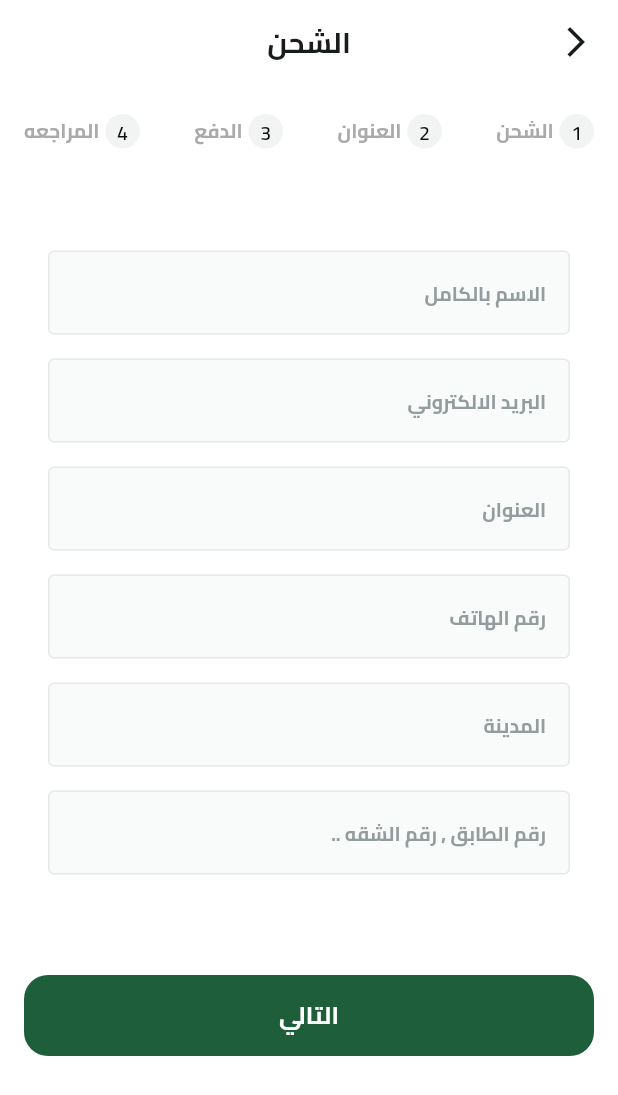
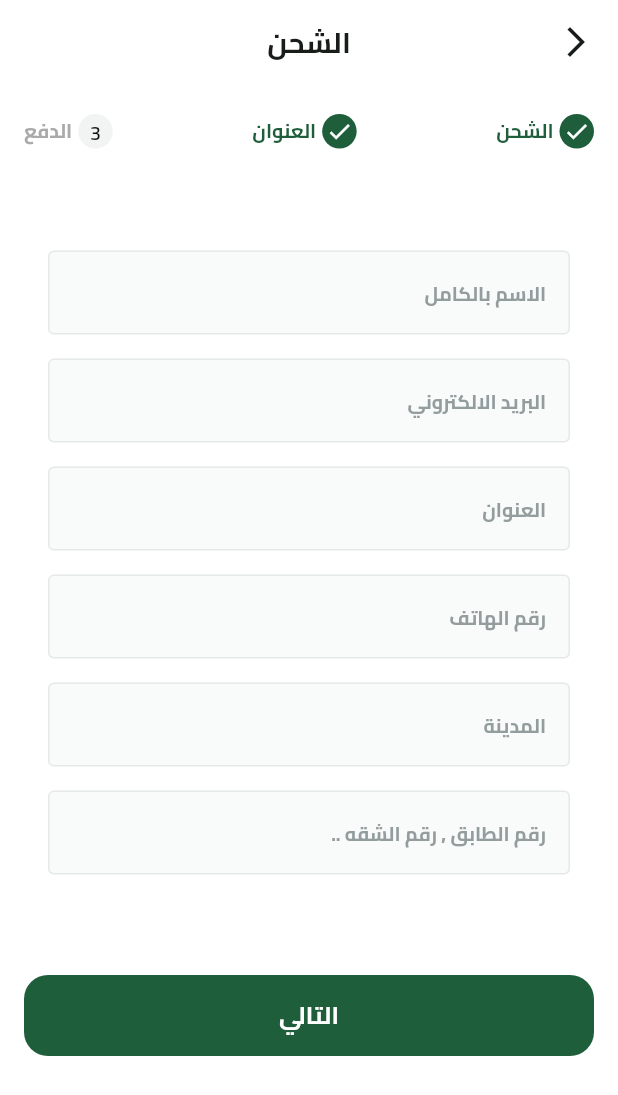
Before and after one commit to saeed-talaat/FruitHub, a Flutter app: the CheckoutView screen opened by its route, after a tap on "التالي", on a phone screen of 412 x 824 dp. Shown: the top 1095 px of the screen. Run offline on Flutter 3.47's test engine with Material 3 defaults, Android fonts, the phone set to English and light mode, and no system bars; our stand-ins replace cloud_firestore, dartz, dots_indicator, equatable, firebase_auth, firebase_core and 7 more; missing offline and left inert: flutter_facebook_auth, svg_flutter; accounts and stored records are empty.

Commit message:
finsh payment section

```diff
--- /dev/null
+++ b/lib/Features/checkout/presentation/views/widgets/address_summry_widget.dart
@@ -0,0 +1,56 @@
+import 'package:flutter/widgets.dart';
+import 'package:fruits_ecommerce_app/core/utils/app_decorations.dart';
+import 'package:fruits_ecommerce_app/core/utils/app_images.dart';
+import 'package:fruits_ecommerce_app/core/utils/app_text_styles.dart';
+import 'package:svg_flutter/svg.dart';
+
+class AddressSummryWidget extends StatelessWidget {
+  const AddressSummryWidget({
+    super.key,
+  });
+
+  @override
+  Widget build(BuildContext context) {
+    return Container(
+      padding: const EdgeInsets.symmetric(horizontal: 2, vertical: 15),
+      width: double.infinity,
+      decoration: AppDecorations.greyBoxDecoration,
+      child: Column(
+        crossAxisAlignment: CrossAxisAlignment.start,
+        children: [
+          Row(
+            mainAxisAlignment: MainAxisAlignment.spaceBetween,
+            children: [
+              Text('عنوان التوصيل', style: AppTextStyles.bold13),
+              Row(
+                children: [
+                  SvgPicture.asset(Assets.assetsImagesEdit),
+                  SizedBox(width: 6),
+                  Text(
+                    'تعديل',
+                    style: AppTextStyles.semiBold13.copyWith(
+                      color: Color(0xFF949D9E),
+                    ),
+                  ),
+                ],
+              ),
+            ],
+          ),
+          SizedBox(height: 8),
+          Row(
+            children: [
+              SvgPicture.asset(Assets.assetsImagesLocation),
+              SizedBox(width: 8),
+              Text(
+                'شارع النيل، مبنى رقم ١٢٣',
+                style: AppTextStyles.regular16.copyWith(
+                  color: Color(0xFF4E5556),
+                ),
+              ),
+            ],
+          ),
+        ],
+      ),
+    );
+  }
+}
--- a/lib/Features/checkout/presentation/views/widgets/checkout_steps.dart
+++ b/lib/Features/checkout/presentation/views/widgets/checkout_steps.dart
@@ -1,27 +1,37 @@
+
 import 'package:flutter/widgets.dart';
 import 'package:fruits_ecommerce_app/Features/checkout/presentation/views/widgets/build_step_item.dart';
 
 class CheckoutSteps extends StatelessWidget {
-  const CheckoutSteps({super.key, required this.pageController});
-  final PageController pageController;
+  const CheckoutSteps({super.key, required this.currentPageIndex, required this.pageController});
+ final int currentPageIndex ;
+ final PageController pageController;
   @override
   Widget build(BuildContext context) {
     return Row(
       mainAxisAlignment: MainAxisAlignment.spaceBetween,
       children: getSteps().asMap().entries.map((e) {
         int stepNumber = e.key + 1;
-        return BuildStepItem(
-          text: e.value,
-          stepNumber: stepNumber,
-          isActive: pageController.hasClients
-              ? (  pageController.page!.round() >= e.key ? true : false)
-              : false,
+        return GestureDetector(
+          onTap: () {
+           pageController.animateToPage(
+              e.key,
+              duration: const Duration(milliseconds: 300),
+              curve: Curves.easeInOut,
+            );
+          },
+          child: BuildStepItem(
+            text: e.value,
+            stepNumber: stepNumber,
+            isActive: currentPageIndex >= e.key ? true : false,
+          ),
         );
       }).toList(),
     );
   }
 }
 
+
 List<String> getSteps() {
-  return ['الشحن', 'العنوان', 'الدفع', 'المراجعه'];
+  return ['الشحن', 'العنوان', 'الدفع'];
 }
--- a/lib/Features/checkout/presentation/views/widgets/checkout_steps_page_view.dart
+++ b/lib/Features/checkout/presentation/views/widgets/checkout_steps_page_view.dart
@@ -2,7 +2,6 @@ import 'package:flutter/widgets.dart';
 import 'package:fruits_ecommerce_app/Features/checkout/presentation/views/widgets/address_section.dart';
 import 'package:fruits_ecommerce_app/Features/checkout/presentation/views/widgets/checkout_steps.dart';
 import 'package:fruits_ecommerce_app/Features/checkout/presentation/views/widgets/payment_section.dart';
-import 'package:fruits_ecommerce_app/Features/checkout/presentation/views/widgets/review_section.dart';
 import 'package:fruits_ecommerce_app/Features/checkout/presentation/views/widgets/shipping_section.dart';
 
 class CheckoutStepsPageView extends StatelessWidget {
@@ -32,7 +31,6 @@ class CheckoutStepsPageView extends StatelessWidget {
       const ShippingSection(),
       const AddressSection(),
       const PaymentSection(),
-      const ReviewSection(),
     ];
   }
 }
--- a/lib/Features/checkout/presentation/views/widgets/checkout_view_body.dart
+++ b/lib/Features/checkout/presentation/views/widgets/checkout_view_body.dart
@@ -16,6 +16,11 @@ class _CheckoutViewBodyState extends State<CheckoutViewBody> {
   @override
   initState() {
     pageController = PageController();
+    pageController.addListener(() {
+      setState(() {
+        currentPageIndex = pageController.page!.toInt();
+      });
+    });
     super.initState();
   }
 
@@ -25,24 +30,28 @@ class _CheckoutViewBodyState extends State<CheckoutViewBody> {
     super.dispose();
   }
 
+  int currentPageIndex = 0;
   @override
   Widget build(BuildContext context) {
     return Padding(
       padding: const EdgeInsets.symmetric(horizontal: 16.0, vertical: 20),
       child: Column(
         children: [
-          CheckoutSteps(pageController: pageController),
+          CheckoutSteps(currentPageIndex: currentPageIndex, pageController: pageController),
           SizedBox(height: 32),
 
           Expanded(
             child: CheckoutStepsPageView(pageController: pageController),
           ),
-          CustomBottom(onPressed: () {
-            pageController.nextPage(
-              duration: const Duration(milliseconds: 300),
-              curve: Curves.easeInOut,
-            );
-          }, text: 'التالي'),
+          CustomBottom(
+            onPressed: () {
+              pageController.nextPage(
+                duration: const Duration(milliseconds: 300),
+                curve: Curves.easeInOut,
+              );
+            },
+            text: getNextButtonText(currentPageIndex),
+          ),
 
           SizedBox(height: 100),
         ],
@@ -50,3 +59,13 @@ class _CheckoutViewBodyState extends State<CheckoutViewBody> {
     );
   }
 }
+
+String getNextButtonText(int currentPageIndex) {
+  if (currentPageIndex == 0) {
+    return 'التالي';
+  } else if (currentPageIndex == 1) {
+    return 'التالي';
+  } else {
+    return 'الدفع عبر PayPal';
+  }
+}
--- /dev/null
+++ b/lib/Features/checkout/presentation/views/widgets/order_summry_widget.dart
@@ -0,0 +1,76 @@
+import 'package:flutter/material.dart';
+import 'package:fruits_ecommerce_app/core/utils/app_decorations.dart';
+import 'package:fruits_ecommerce_app/core/utils/app_text_styles.dart';
+
+class OrderSummryWidget extends StatelessWidget {
+  const OrderSummryWidget({super.key});
+
+  @override
+  Widget build(BuildContext context) {
+    return Container(
+      padding: const EdgeInsets.symmetric(horizontal: 2, vertical: 15),
+      width: double.infinity,
+      decoration: AppDecorations.greyBoxDecoration,
+      child: Column(
+        crossAxisAlignment: CrossAxisAlignment.start,
+        children: [
+          Row(
+            mainAxisAlignment: MainAxisAlignment.spaceBetween,
+            children: [
+              Text(
+                'المجموع الفرعي :',
+                style: AppTextStyles.regular13.copyWith(
+                  color: Color(0xFF4E5556),
+                ),
+              ),
+              Text('150 جنيه', style: AppTextStyles.semiBold16),
+            ],
+          ),
+
+          SizedBox(height: 8),
+          Row(
+            mainAxisAlignment: MainAxisAlignment.spaceBetween,
+            children: [
+              Text(
+                'التوصيل  :',
+                style: AppTextStyles.regular13.copyWith(
+                  color: Color(0xFF4E5556),
+                ),
+              ),
+              Padding(
+                padding: const EdgeInsets.symmetric(horizontal: 20.0),
+                child: Text(
+                  '30جنية',
+                  style: AppTextStyles.semiBold13.copyWith(
+                    color: Color(0xFF4E5556),
+                  ),
+                ),
+              ),
+            ],
+          ),
+          SizedBox(height: 9),
+          Divider(
+            thickness: 0.5,
+            indent: 32,
+            endIndent: 32,
+            color: Color(0xFFCACECE),
+          ),
+          SizedBox(height: 9),
+
+
+
+            Row(
+            mainAxisAlignment: MainAxisAlignment.spaceBetween,
+            children: [
+              Text(
+                'الكلي',
+                style: AppTextStyles.bold16
+              ),
+              Text('180 جنيه', style: AppTextStyles.bold16),
+            ],
+          ),
+        ],
+      ),
+    );
+  }
+}
--- a/lib/Features/checkout/presentation/views/widgets/payment_section.dart
+++ b/lib/Features/checkout/presentation/views/widgets/payment_section.dart
@@ -1,10 +1,22 @@
 import 'package:flutter/widgets.dart';
+import 'package:fruits_ecommerce_app/Features/checkout/presentation/views/widgets/address_summry_widget.dart';
+import 'package:fruits_ecommerce_app/Features/checkout/presentation/views/widgets/order_summry_widget.dart';
+import 'package:fruits_ecommerce_app/core/utils/app_text_styles.dart';
 
 class PaymentSection extends StatelessWidget {
   const PaymentSection({super.key});
 
   @override
   Widget build(BuildContext context) {
-    return const Placeholder();
+    return Column(
+      crossAxisAlignment: CrossAxisAlignment.start,
+      children: [
+        Text('ملخص الطلب :', style: AppTextStyles.bold13),
+        SizedBox(height: 8),
+        OrderSummryWidget(),
+        SizedBox(height: 16),
+        AddressSummryWidget(),
+      ],
+    );
   }
 }
--- a/lib/Features/checkout/presentation/views/widgets/review_section.dart
+++ /dev/null
@@ -1,10 +0,0 @@
-import 'package:flutter/widgets.dart';
-
-class ReviewSection extends StatelessWidget {
-  const ReviewSection({super.key});
-
-  @override
-  Widget build(BuildContext context) {
-    return SizedBox();
-  }
-}
--- /dev/null
+++ b/lib/core/utils/app_decorations.dart
@@ -0,0 +1,10 @@
+import 'package:flutter/material.dart';
+
+abstract class AppDecorations {
+  static var greyBoxDecoration = ShapeDecoration(
+    color: Color(0x7FF2F3F3),
+    shape: RoundedRectangleBorder(
+      borderRadius: BorderRadius.circular(4),
+    ),
+  );
+}
--- a/lib/core/utils/app_images.dart
+++ b/lib/core/utils/app_images.dart
@@ -9,6 +9,10 @@ class Assets {
   /// Assets for assetsImagesArrowSwapHorizontal
   /// assets/images/arrow-swap-horizontal.svg
   static const String assetsImagesArrowSwapHorizontal = "assets/images/arrow-swap-horizontal.svg";
+
+  /// Assets for assetsImagesEdit
+  /// assets/images/edit.svg
+  static const String assetsImagesEdit = "assets/images/edit.svg";
 
   /// Assets for assetsImagesFacebookIcon
   /// assets/images/facebook_icon.svg
@@ -33,6 +37,10 @@ class Assets {
   /// Assets for assetsImagesHomeProfile
   /// assets/images/home_profile.png
   static const String assetsImagesHomeProfile = "assets/images/home_profile.png";
+
+  /// Assets for assetsImagesLocation
+  /// assets/images/location.svg
+  static const String assetsImagesLocation = "assets/images/location.svg";
 
   /// Assets for assetsImagesLogo
   /// assets/images/logo.svg
```
Also changed, not shown: assets/images/edit.svg (added), assets/images/location.svg (added).
